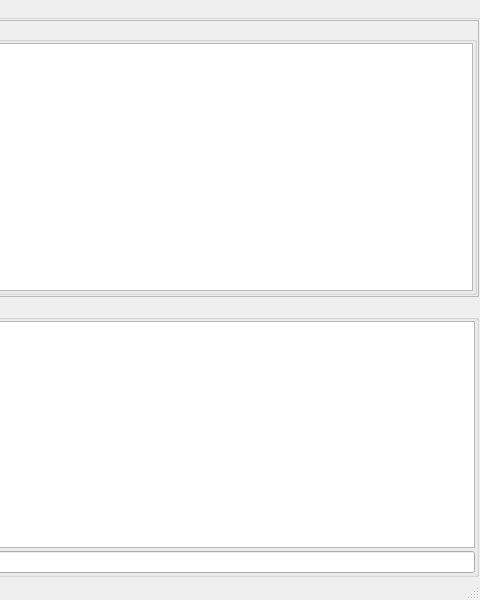
This is mainwindow.ui in shuchongqj/Z-Server as Qt 5 draws it before an edit; both pictures show x 320 to 800 and y 0 to 600 of the 800 by 600 pixel window. The edited form follows.
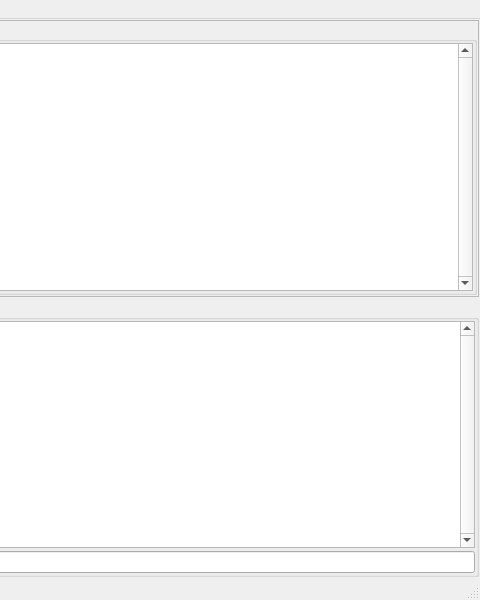
This is the edited form.

Diff of the .ui file:
```diff
--- a/mainwindow.ui
+++ b/mainwindow.ui
@@ -74,6 +74,12 @@
           </property>
           <item>
            <widget class="QListWidget" name="Clients_listWidget">
+            <property name="verticalScrollBarPolicy">
+             <enum>Qt::ScrollBarAlwaysOn</enum>
+            </property>
+            <property name="horizontalScrollBarPolicy">
+             <enum>Qt::ScrollBarAlwaysOff</enum>
+            </property>
             <property name="autoScroll">
              <bool>false</bool>
             </property>
@@ -123,6 +129,9 @@
          <property name="acceptDrops">
           <bool>false</bool>
          </property>
+         <property name="verticalScrollBarPolicy">
+          <enum>Qt::ScrollBarAlwaysOn</enum>
+         </property>
          <property name="horizontalScrollBarPolicy">
           <enum>Qt::ScrollBarAlwaysOff</enum>
          </property>
```
Left out of the diff: 2 changed lines with no effect on the pictures.
